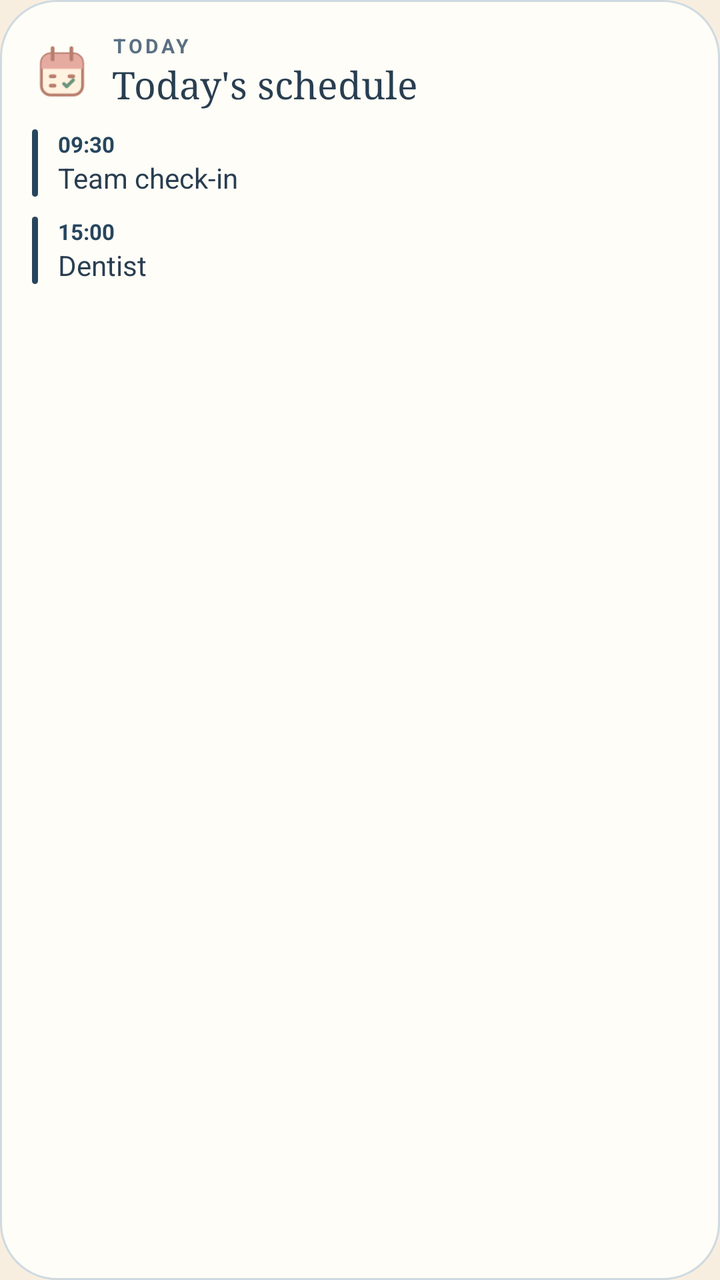
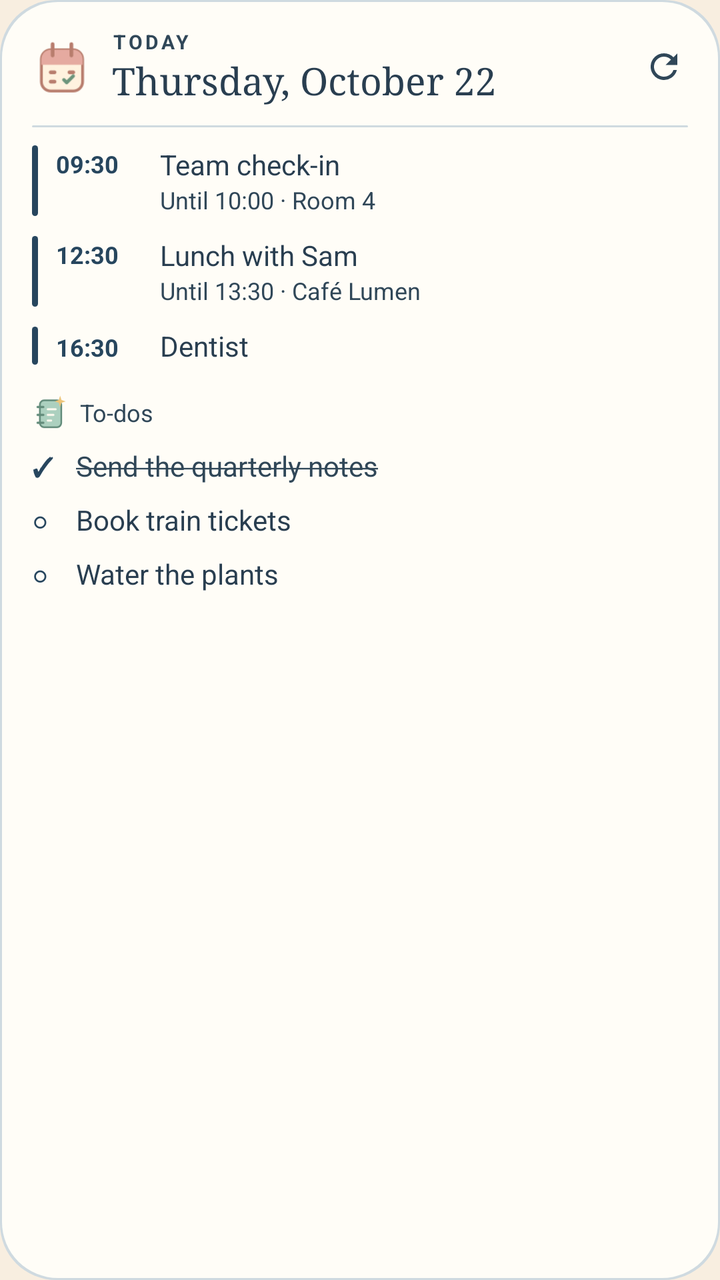

Compare the two renders of this Android layout. The source of the first and the diff that turns it into the second are given below.
<!-- AndroidManifest.xml: application theme Screen -->
<!-- res/layout/widget_preview_list.xml -->
<?xml version="1.0" encoding="utf-8"?>
<LinearLayout xmlns:android="http://schemas.android.com/apk/res/android"
    android:layout_width="match_parent"
    android:layout_height="match_parent"
    android:background="@drawable/preview_card"
    android:orientation="vertical"
    android:padding="16dp">

    <LinearLayout android:layout_width="match_parent" android:layout_height="wrap_content" android:gravity="center_vertical">
        <ImageView android:layout_width="30dp" android:layout_height="30dp" android:importantForAccessibility="no" android:src="@drawable/desk_schedule" />
        <LinearLayout android:layout_width="wrap_content" android:layout_height="wrap_content" android:layout_marginStart="10dp" android:orientation="vertical">
            <TextView android:layout_width="wrap_content" android:layout_height="wrap_content" android:letterSpacing="0.14" android:text="@string/widget_label_today" android:textAllCaps="true" android:textColor="@color/preview_muted" android:textSize="10sp" android:textStyle="bold" />
            <TextView android:layout_width="wrap_content" android:layout_height="wrap_content" android:fontFamily="serif" android:text="@string/widget_today_name" android:textColor="@color/preview_ink" android:textSize="19sp" />
        </LinearLayout>
    </LinearLayout>
    <LinearLayout android:layout_width="match_parent" android:layout_height="wrap_content" android:layout_marginTop="10dp">
        <ImageView android:layout_width="3dp" android:layout_height="match_parent" android:importantForAccessibility="no" android:src="@drawable/preview_bar" android:scaleType="fitXY" />
        <LinearLayout android:layout_width="wrap_content" android:layout_height="wrap_content" android:layout_marginStart="10dp" android:orientation="vertical">
            <TextView android:layout_width="wrap_content" android:layout_height="wrap_content" android:text="09:30" android:textColor="@color/preview_accent" android:textSize="11sp" android:textStyle="bold" />
            <TextView android:layout_width="wrap_content" android:layout_height="wrap_content" android:text="@string/preview_event_one" android:textColor="@color/preview_ink" android:textSize="14sp" />
        </LinearLayout>
    </LinearLayout>
    <LinearLayout android:layout_width="match_parent" android:layout_height="wrap_content" android:layout_marginTop="10dp">
        <ImageView android:layout_width="3dp" android:layout_height="match_parent" android:importantForAccessibility="no" android:src="@drawable/preview_bar" android:scaleType="fitXY" />
        <LinearLayout android:layout_width="wrap_content" android:layout_height="wrap_content" android:layout_marginStart="10dp" android:orientation="vertical">
            <TextView android:layout_width="wrap_content" android:layout_height="wrap_content" android:text="15:00" android:textColor="@color/preview_accent" android:textSize="11sp" android:textStyle="bold" />
            <TextView android:layout_width="wrap_content" android:layout_height="wrap_content" android:text="@string/preview_event_two" android:textColor="@color/preview_ink" android:textSize="14sp" />
        </LinearLayout>
    </LinearLayout>
</LinearLayout>
<!-- resources referenced by this layout -->
<resources>
  <color name="preview_accent">#27465E</color>
  <color name="preview_ink">#293E50</color>
  <color name="preview_muted">#5B7083</color>
  <!-- drawable desk_schedule: png bitmap (drawable-nodpi, 2090 bytes) -->
  <!-- drawable preview_bar (drawable) -->
  <?xml version="1.0" encoding="utf-8"?>
  <shape xmlns:android="http://schemas.android.com/apk/res/android">
      <solid android:color="@color/preview_accent" />
      <corners android:radius="2dp" />
  </shape>
  <!-- drawable preview_card (drawable) -->
  <?xml version="1.0" encoding="utf-8"?>
  <shape xmlns:android="http://schemas.android.com/apk/res/android">
      <solid android:color="@color/preview_surface" />
      <stroke android:width="1dp" android:color="@color/preview_line" />
      <corners android:radius="@dimen/widget_radius" />
  </shape>
  <string name="preview_event_one">Team check-in</string>
  <string name="preview_event_two">Dentist</string>
  <string name="widget_label_today">Today</string>
  <string name="widget_today_name">Today\'s schedule</string>
  <style name="Screen" parent="@android:style/Theme.Material.Light.NoActionBar">
          <item name="android:windowBackground">@color/background</item>
          <item name="android:colorAccent">@color/sun</item>
          <item name="android:textColorPrimary">@color/ink</item>
          <item name="android:windowLightStatusBar">true</item>
      </style>
  <color name="preview_surface">#FFFDF7</color>
  <color name="preview_line">#CFDAE0</color>
  <dimen name="widget_radius">16dp</dimen>
  <color name="background">#F8EEE0</color>
  <color name="sun">#D88B38</color>
  <color name="ink">#2B2620</color>
</resources>

<!-- the commit's change to res/layout/widget_preview_list.xml (unified diff, before → after) -->
@@ -1,30 +1,63 @@
 <?xml version="1.0" encoding="utf-8"?>
-<LinearLayout xmlns:android="http://schemas.android.com/apk/res/android"
+<FrameLayout xmlns:android="http://schemas.android.com/apk/res/android"
+    xmlns:tools="http://schemas.android.com/tools"
     android:layout_width="match_parent"
     android:layout_height="match_parent"
-    android:background="@drawable/preview_card"
-    android:orientation="vertical"
-    android:padding="16dp">
+    tools:ignore="UseAppTint">
 
-    <LinearLayout android:layout_width="match_parent" android:layout_height="wrap_content" android:gravity="center_vertical">
-        <ImageView android:layout_width="30dp" android:layout_height="30dp" android:importantForAccessibility="no" android:src="@drawable/desk_schedule" />
-        <LinearLayout android:layout_width="wrap_content" android:layout_height="wrap_content" android:layout_marginStart="10dp" android:orientation="vertical">
-            <TextView android:layout_width="wrap_content" android:layout_height="wrap_content" android:letterSpacing="0.14" android:text="@string/widget_label_today" android:textAllCaps="true" android:textColor="@color/preview_muted" android:textSize="10sp" android:textStyle="bold" />
-            <TextView android:layout_width="wrap_content" android:layout_height="wrap_content" android:fontFamily="serif" android:text="@string/widget_today_name" android:textColor="@color/preview_ink" android:textSize="19sp" />
+    <ImageView android:layout_width="match_parent" android:layout_height="match_parent" android:importantForAccessibility="no" android:scaleType="fitXY" android:src="@drawable/round_card" android:tint="@color/preview_line" />
+    <ImageView android:layout_width="match_parent" android:layout_height="match_parent" android:layout_margin="1dp" android:importantForAccessibility="no" android:scaleType="fitXY" android:src="@drawable/round_card" android:tint="@color/preview_surface" />
+
+    <LinearLayout android:layout_width="match_parent" android:layout_height="match_parent" android:orientation="vertical" android:paddingStart="16dp" android:paddingTop="14dp" android:paddingEnd="10dp" android:paddingBottom="6dp">
+        <LinearLayout android:layout_width="match_parent" android:layout_height="wrap_content" android:gravity="center_vertical">
+            <ImageView android:layout_width="30dp" android:layout_height="30dp" android:importantForAccessibility="no" android:src="@drawable/desk_schedule" />
+            <LinearLayout android:layout_width="0dp" android:layout_height="wrap_content" android:layout_marginStart="10dp" android:layout_weight="1" android:orientation="vertical">
+                <TextView android:layout_width="wrap_content" android:layout_height="wrap_content" android:letterSpacing="0.14" android:maxLines="1" android:text="@string/widget_label_today" android:textAllCaps="true" android:textColor="@color/preview_muted" android:textSize="10sp" android:textStyle="bold" />
+                <TextView android:layout_width="wrap_content" android:layout_height="wrap_content" android:ellipsize="end" android:fontFamily="serif" android:maxLines="1" android:text="@string/preview_date" android:textColor="@color/preview_ink" android:textSize="19sp" />
+            </LinearLayout>
+            <ImageView android:layout_width="36dp" android:layout_height="36dp" android:importantForAccessibility="no" android:padding="8dp" android:src="@drawable/ic_refresh" android:tint="@color/preview_muted" />
+        </LinearLayout>
+        <ImageView android:layout_width="match_parent" android:layout_height="1dp" android:layout_marginTop="10dp" android:layout_marginEnd="6dp" android:importantForAccessibility="no" android:scaleType="fitXY" android:src="@drawable/round_card" android:tint="@color/preview_line" />
+
+        <LinearLayout android:layout_width="match_parent" android:layout_height="wrap_content" android:orientation="vertical" android:paddingTop="4dp">
+            <LinearLayout android:layout_width="match_parent" android:layout_height="wrap_content" android:paddingTop="5dp" android:paddingBottom="5dp">
+                <ImageView android:layout_width="3dp" android:layout_height="match_parent" android:importantForAccessibility="no" android:scaleType="fitXY" android:src="@drawable/round_bar" android:tint="@color/preview_accent" />
+                <TextView android:layout_width="52dp" android:layout_height="wrap_content" android:layout_marginStart="9dp" android:maxLines="1" android:paddingTop="1dp" android:text="09:30" android:textColor="@color/preview_accent" android:textSize="12sp" android:textStyle="bold" tools:ignore="HardcodedText" />
+                <LinearLayout android:layout_width="0dp" android:layout_height="wrap_content" android:layout_weight="1" android:orientation="vertical">
+                    <TextView android:layout_width="match_parent" android:layout_height="wrap_content" android:maxLines="2" android:text="@string/preview_event_one" android:textColor="@color/preview_ink" android:textSize="14sp" />
+                    <TextView android:layout_width="match_parent" android:layout_height="wrap_content" android:maxLines="1" android:text="@string/preview_event_one_detail" android:textColor="@color/preview_muted" android:textSize="12sp" />
+                </LinearLayout>
+            </LinearLayout>
+            <LinearLayout android:layout_width="match_parent" android:layout_height="wrap_content" android:paddingTop="5dp" android:paddingBottom="5dp">
+                <ImageView android:layout_width="3dp" android:layout_height="match_parent" android:importantForAccessibility="no" android:scaleType="fitXY" android:src="@drawable/round_bar" android:tint="@color/preview_accent" />
+                <TextView android:layout_width="52dp" android:layout_height="wrap_content" android:layout_marginStart="9dp" android:maxLines="1" android:paddingTop="1dp" android:text="12:30" android:textColor="@color/preview_accent" android:textSize="12sp" android:textStyle="bold" tools:ignore="HardcodedText" />
+                <LinearLayout android:layout_width="0dp" android:layout_height="wrap_content" android:layout_weight="1" android:orientation="vertical">
+                    <TextView android:layout_width="match_parent" android:layout_height="wrap_content" android:maxLines="2" android:text="@string/preview_event_lunch" android:textColor="@color/preview_ink" android:textSize="14sp" />
+                    <TextView android:layout_width="match_parent" android:layout_height="wrap_content" android:maxLines="1" android:text="@string/preview_event_lunch_detail" android:textColor="@color/preview_muted" android:textSize="12sp" />
+                </LinearLayout>
+            </LinearLayout>
+            <LinearLayout android:layout_width="match_parent" android:layout_height="wrap_content" android:paddingTop="5dp" android:paddingBottom="5dp">
+                <ImageView android:layout_width="3dp" android:layout_height="match_parent" android:importantForAccessibility="no" android:scaleType="fitXY" android:src="@drawable/round_bar" android:tint="@color/preview_accent" />
+                <TextView android:layout_width="52dp" android:layout_height="wrap_content" android:layout_marginStart="9dp" android:maxLines="1" android:paddingTop="1dp" android:text="16:30" android:textColor="@color/preview_accent" android:textSize="12sp" android:textStyle="bold" tools:ignore="HardcodedText" />
+                <TextView android:layout_width="0dp" android:layout_height="wrap_content" android:layout_weight="1" android:maxLines="2" android:text="@string/preview_event_two" android:textColor="@color/preview_ink" android:textSize="14sp" />
+            </LinearLayout>
+
+            <LinearLayout android:layout_width="match_parent" android:layout_height="wrap_content" android:gravity="center_vertical" android:paddingTop="10dp" android:paddingBottom="4dp">
+                <ImageView android:layout_width="18dp" android:layout_height="18dp" android:importantForAccessibility="no" android:src="@drawable/desk_secretary" />
+                <TextView android:layout_width="wrap_content" android:layout_height="wrap_content" android:layout_marginStart="6dp" android:text="@string/section_todos" android:textColor="@color/preview_muted" android:textSize="12sp" />
+            </LinearLayout>
+            <LinearLayout android:layout_width="match_parent" android:layout_height="wrap_content" android:paddingTop="4dp" android:paddingBottom="4dp">
+                <TextView android:layout_width="22dp" android:layout_height="wrap_content" android:text="✓" android:textColor="@color/preview_accent" android:textSize="13sp" android:textStyle="bold" tools:ignore="HardcodedText" />
+                <TextView android:layout_width="0dp" android:layout_height="wrap_content" android:layout_weight="1" android:maxLines="2" android:text="@string/preview_todo_done" android:textColor="@color/preview_muted" android:textSize="14sp" />
+            </LinearLayout>
+            <LinearLayout android:layout_width="match_parent" android:layout_height="wrap_content" android:paddingTop="4dp" android:paddingBottom="4dp">
+                <TextView android:layout_width="22dp" android:layout_height="wrap_content" android:text="○" android:textColor="@color/preview_accent" android:textSize="13sp" android:textStyle="bold" tools:ignore="HardcodedText" />
+                <TextView android:layout_width="0dp" android:layout_height="wrap_content" android:layout_weight="1" android:maxLines="2" android:text="@string/preview_todo_one" android:textColor="@color/preview_ink" android:textSize="14sp" />
+            </LinearLayout>
+            <LinearLayout android:layout_width="match_parent" android:layout_height="wrap_content" android:paddingTop="4dp" android:paddingBottom="4dp">
+                <TextView android:layout_width="22dp" android:layout_height="wrap_content" android:text="○" android:textColor="@color/preview_accent" android:textSize="13sp" android:textStyle="bold" tools:ignore="HardcodedText" />
+                <TextView android:layout_width="0dp" android:layout_height="wrap_content" android:layout_weight="1" android:maxLines="2" android:text="@string/preview_todo_two" android:textColor="@color/preview_ink" android:textSize="14sp" />
+            </LinearLayout>
         </LinearLayout>
     </LinearLayout>
-    <LinearLayout android:layout_width="match_parent" android:layout_height="wrap_content" android:layout_marginTop="10dp">
-        <ImageView android:layout_width="3dp" android:layout_height="match_parent" android:importantForAccessibility="no" android:src="@drawable/preview_bar" android:scaleType="fitXY" />
-        <LinearLayout android:layout_width="wrap_content" android:layout_height="wrap_content" android:layout_marginStart="10dp" android:orientation="vertical">
-            <TextView android:layout_width="wrap_content" android:layout_height="wrap_content" android:text="09:30" android:textColor="@color/preview_accent" android:textSize="11sp" android:textStyle="bold" />
-            <TextView android:layout_width="wrap_content" android:layout_height="wrap_content" android:text="@string/preview_event_one" android:textColor="@color/preview_ink" android:textSize="14sp" />
-        </LinearLayout>
-    </LinearLayout>
-    <LinearLayout android:layout_width="match_parent" android:layout_height="wrap_content" android:layout_marginTop="10dp">
-        <ImageView android:layout_width="3dp" android:layout_height="match_parent" android:importantForAccessibility="no" android:src="@drawable/preview_bar" android:scaleType="fitXY" />
-        <LinearLayout android:layout_width="wrap_content" android:layout_height="wrap_content" android:layout_marginStart="10dp" android:orientation="vertical">
-            <TextView android:layout_width="wrap_content" android:layout_height="wrap_content" android:text="15:00" android:textColor="@color/preview_accent" android:textSize="11sp" android:textStyle="bold" />
-            <TextView android:layout_width="wrap_content" android:layout_height="wrap_content" android:text="@string/preview_event_two" android:textColor="@color/preview_ink" android:textSize="14sp" />
-        </LinearLayout>
-    </LinearLayout>
-</LinearLayout>
+</FrameLayout>
<!-- resource entries referenced after the edit -->
@@ -2,25 +2,38 @@
 <resources>
   <color name="preview_accent">#27465E</color>
   <color name="preview_ink">#293E50</color>
-  <color name="preview_muted">#5B7083</color>
+  <color name="preview_muted">#304758</color>
   <!-- drawable desk_schedule: png bitmap (drawable-nodpi, 2090 bytes) -->
-  <!-- drawable preview_bar (drawable) -->
+  <!-- drawable desk_secretary: png bitmap (drawable-nodpi, 1901 bytes) -->
+  <!-- drawable ic_refresh (drawable) -->
   <?xml version="1.0" encoding="utf-8"?>
-  <shape xmlns:android="http://schemas.android.com/apk/res/android">
-      <solid android:color="@color/preview_accent" />
+  <vector xmlns:android="http://schemas.android.com/apk/res/android"
+      android:width="20dp" android:height="20dp" android:viewportWidth="24" android:viewportHeight="24">
+      <path android:fillColor="#FFFFFFFF" android:pathData="M17.65,6.35A7.96,7.96 0,0 0,12 4a8,8 0,1 0,7.73 10h-2.08A6,6 0,1 1,12 6c1.66,0 3.14,0.69 4.22,1.78L13,11h7V4l-2.35,2.35z" />
+  </vector>
+  <!-- drawable round_bar (drawable) -->
+  <?xml version="1.0" encoding="utf-8"?>
+  <shape xmlns:android="http://schemas.android.com/apk/res/android" android:shape="rectangle">
+      <solid android:color="#FFFFFFFF" />
       <corners android:radius="2dp" />
   </shape>
-  <!-- drawable preview_card (drawable) -->
+  <!-- drawable round_card (drawable) -->
   <?xml version="1.0" encoding="utf-8"?>
-  <shape xmlns:android="http://schemas.android.com/apk/res/android">
-      <solid android:color="@color/preview_surface" />
-      <stroke android:width="1dp" android:color="@color/preview_line" />
+  <shape xmlns:android="http://schemas.android.com/apk/res/android" android:shape="rectangle">
+      <solid android:color="#FFFFFFFF" />
       <corners android:radius="@dimen/widget_radius" />
   </shape>
+  <string name="preview_date">Thursday, October 22</string>
+  <string name="preview_event_lunch">Lunch with Sam</string>
+  <string name="preview_event_lunch_detail">Until 13:30 · Café Lumen</string>
   <string name="preview_event_one">Team check-in</string>
+  <string name="preview_event_one_detail">Until 10:00 · Room 4</string>
   <string name="preview_event_two">Dentist</string>
+  <string name="preview_todo_done"><strike>Send the quarterly notes</strike></string>
+  <string name="preview_todo_one">Book train tickets</string>
+  <string name="preview_todo_two">Water the plants</string>
+  <string name="section_todos">To-dos</string>
   <string name="widget_label_today">Today</string>
-  <string name="widget_today_name">Today\'s schedule</string>
   <style name="Screen" parent="@android:style/Theme.Material.Light.NoActionBar">
           <item name="android:windowBackground">@color/background</item>
           <item name="android:colorAccent">@color/sun</item>
